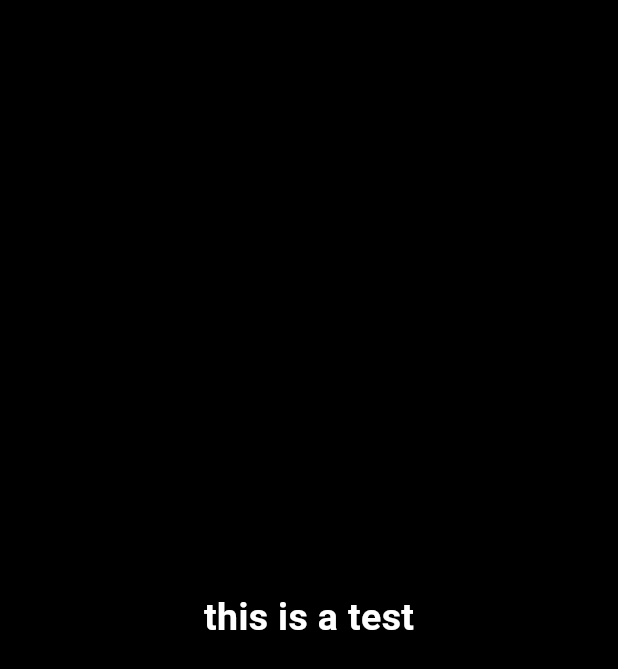
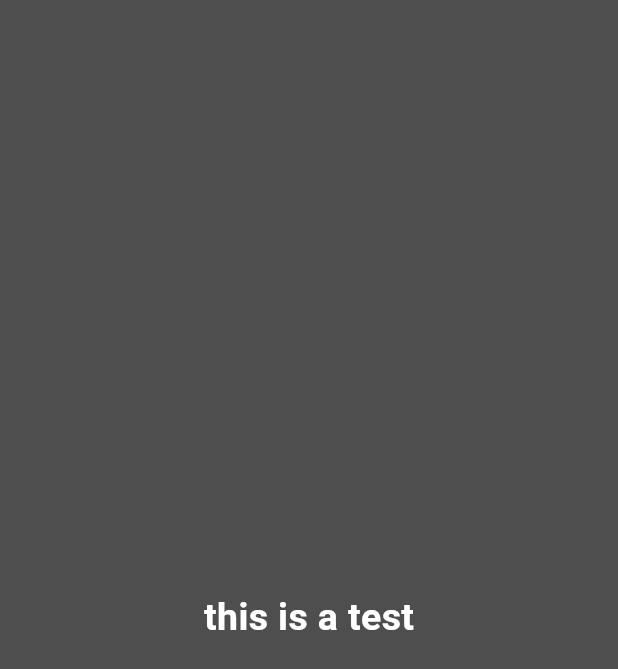
Before and after one commit to T-pep/FlutterTest, a Flutter app: the screen it shows after launch, on a phone screen of 412 x 824 dp. Shown: the top 669 px of the screen. Run offline on Flutter 3.47's test engine with Material 3 defaults, Android fonts, the phone set to English and light mode, and no system bars.

Commit message:
this is a test commti where i only canged the background color of my app to see wether it works or not

```diff
--- a/currency_converter/lib/currency_converrter_material_page.dart
+++ b/currency_converter/lib/currency_converrter_material_page.dart
@@ -6,7 +6,7 @@ class CurrencyConverrterMaterialPage extends StatelessWidget {
   @override
   Widget build(BuildContext context) {
     return const Scaffold(
-      backgroundColor: Colors.black,
+      backgroundColor: Color.fromARGB(255, 78, 78, 78),
       body: Center(
         child: Column(
           mainAxisAlignment: MainAxisAlignment.center,
```
